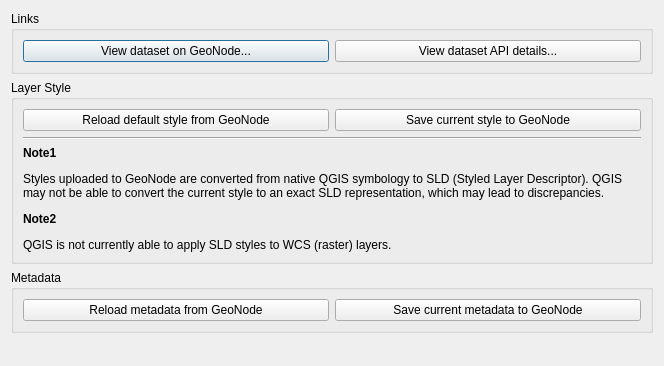
GeoNode/QGISGeoNodePlugin, file src/qgis_geonode/ui/qgis_geonode_layer_dialog.ui: the form before one commit.
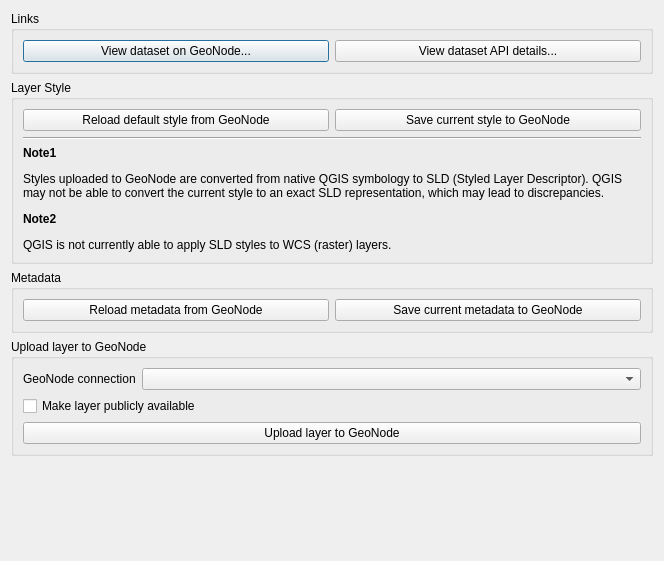
The form after the commit. Custom widgets are drawn as their Qt base class.

Commit message:
Create new geonode dataset from loaded qgis layer (#193)
Implement upload of QGIS layers to GeoNode

Diff of the .ui file:
```diff
--- a/src/qgis_geonode/ui/qgis_geonode_layer_dialog.ui
+++ b/src/qgis_geonode/ui/qgis_geonode_layer_dialog.ui
@@ -7,13 +7,13 @@
     <x>0</x>
     <y>0</y>
     <width>664</width>
-    <height>366</height>
+    <height>561</height>
    </rect>
   </property>
   <property name="windowTitle">
    <string>Geonode Layer</string>
   </property>
-  <layout class="QVBoxLayout" name="verticalLayout_3">
+  <layout class="QVBoxLayout" name="verticalLayout_4">
    <item>
     <widget class="QgsCollapsibleGroupBox" name="links_gb">
      <property name="title">
@@ -120,6 +120,46 @@
      </layout>
     </widget>
    </item>
+   <item>
+    <widget class="QgsCollapsibleGroupBox" name="upload_gb">
+     <property name="title">
+      <string>Upload layer to GeoNode</string>
+     </property>
+     <property name="collapsed">
+      <bool>false</bool>
+     </property>
+     <layout class="QVBoxLayout" name="verticalLayout_3">
+      <item>
+       <layout class="QFormLayout" name="formLayout">
+        <item row="0" column="0">
+         <widget class="QLabel" name="label">
+          <property name="text">
+           <string>GeoNode connection</string>
+          </property>
+         </widget>
+        </item>
+        <item row="0" column="1">
+         <widget class="QComboBox" name="geonode_connection_cb"/>
+        </item>
+       </layout>
+      </item>
+      <item>
+       <widget class="QCheckBox" name="public_access_chb">
+        <property name="text">
+         <string>Make layer publicly available</string>
+        </property>
+       </widget>
+      </item>
+      <item>
+       <widget class="QPushButton" name="upload_layer_pb">
+        <property name="text">
+         <string>Upload layer to GeoNode</string>
+        </property>
+       </widget>
+      </item>
+     </layout>
+    </widget>
+   </item>
    <item>
     <spacer name="verticalSpacer">
      <property name="orientation">
```
The commit also changes 9 other files.
